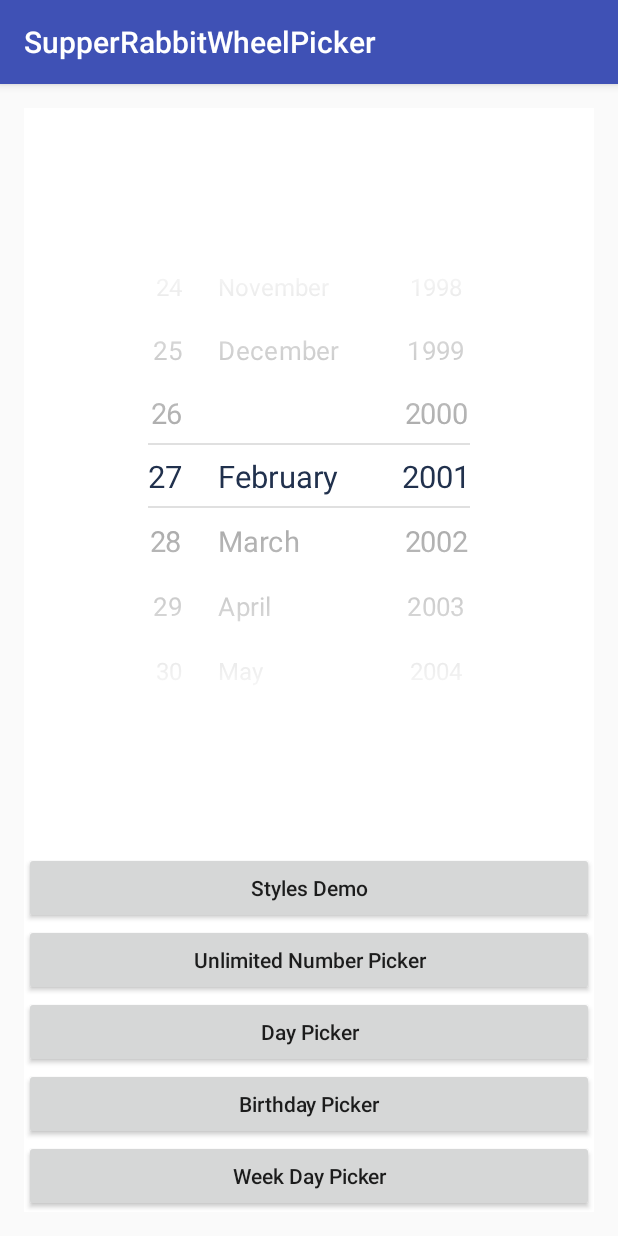
After one commit to SuperRabbitD/NumberPicker, an Android app: the fragment BirthdayPickerFragment placed in its activity, on a phone screen of 412 x 824 dp. The commit adds this screen. Run offline under Robolectric (Android 15) with nearby library versions, the phone set to English and light mode, and no system bars.

Commit message:
added birthday picker

```diff
--- a/demo/src/main/java/com/super_rabbit/demo/MainActivity.java
+++ b/demo/src/main/java/com/super_rabbit/demo/MainActivity.java
@@ -7,6 +7,7 @@ import androidx.appcompat.app.AppCompatActivity;
 import androidx.fragment.app.Fragment;
 import androidx.fragment.app.FragmentManager;
 import androidx.fragment.app.FragmentTransaction;
+import com.super_rabbit.demo.demo_fragments.BirthdayPickerFragment;
 import com.super_rabbit.demo.demo_fragments.DateAndTimePickerFragment;
 import com.super_rabbit.demo.demo_fragments.UnlimitedNumberPickerDemo;
 import com.super_rabbit.demo.demo_fragments.WeekDayPickerFragment;
@@ -36,6 +37,9 @@ public class MainActivity extends AppCompatActivity {
             case R.id.show_day_picker:
                 replaceFragment(DateAndTimePickerFragment.newInstance());
                 break;
+            case R.id.show_birthday_day_picker:
+                replaceFragment(BirthdayPickerFragment.newInstance());
+                break;
             default:
                 break;
         }
--- /dev/null
+++ b/demo/src/main/java/com/super_rabbit/demo/demo_fragments/BirthdayPickerFragment.kt
@@ -0,0 +1,113 @@
+package com.super_rabbit.demo.demo_fragments
+
+import android.os.Bundle
+import android.util.Log
+import android.view.LayoutInflater
+import android.view.View
+import android.view.ViewGroup
+import com.super_rabbit.demo.R
+import com.super_rabbit.demo.wheel_picker_adapters.DayAdapter
+import com.super_rabbit.demo.wheel_picker_adapters.MonthAdapter
+import com.super_rabbit.wheel_picker.OnValueChangeListener
+import com.super_rabbit.wheel_picker.WheelPicker
+import kotlinx.android.synthetic.main.fragment_birthday_picker.*
+import java.util.*
+
+class BirthdayPickerFragment : androidx.fragment.app.Fragment() {
+
+    val TAG = BirthdayPickerFragment::class.java.simpleName
+
+    override fun onCreateView(
+        inflater: LayoutInflater, container: ViewGroup?,
+        savedInstanceState: Bundle?
+    ): View? {
+        // Inflate the layout for this fragment
+        return inflater.inflate(R.layout.fragment_birthday_picker, container, false)
+    }
+
+    private val monthAdapter = MonthAdapter()
+    private var dayAdapter = DayAdapter()
+
+    override fun onViewCreated(view: View, savedInstanceState: Bundle?) {
+        super.onViewCreated(view, savedInstanceState)
+
+        day.setAdapter(dayAdapter)
+        month.setAdapter(monthAdapter)
+
+        val birthday = with(Calendar.getInstance()) {
+            Birthday(get(Calendar.DAY_OF_MONTH), get(Calendar.MONTH), get(Calendar.YEAR).minus(18))
+        }
+
+        day.scrollToValue(birthday.day.toString())
+        month.scrollToValue(monthAdapter.getValue(birthday.month))
+        year.scrollToValue(birthday.year.toString())
+
+
+        day.onValueChange { _, _, newValue ->
+            Log.v(TAG, "day=$newValue")
+        }
+
+        month.onValueChange { _, _, _ ->
+            clampDaysByMonth()
+        }
+
+        year.onValueChange { _, _, _ ->
+            clampDaysByMonth()
+        }
+    }
+
+    private fun clampDaysByMonth() {
+        val selectedDay = day.getCurrentItem()
+
+        val daysInMonth = GregorianCalendar(year.getCurrentItem().toInt(), monthAdapter.getPosition(month.getCurrentItem()), 1)
+            .getActualMaximum(Calendar.DAY_OF_MONTH)
+
+        dayAdapter = DayAdapter((1..daysInMonth).toMutableList())
+
+        day.setAdapter(dayAdapter)
+
+        var pos = dayAdapter.getPosition(selectedDay)
+        if (pos == -1)
+            pos = dayAdapter.getMaxIndex()
+
+        Log.v(TAG, "scroll to pos=$pos selectedDay=$selectedDay daysInMonth=$daysInMonth dayAdapter=${dayAdapter.getMaxIndex()}")
+
+        day.reset()
+        day.scrollTo(pos)
+    }
+
+    companion object {
+        @JvmStatic
+        fun newInstance() =
+            BirthdayPickerFragment().apply {
+                arguments = Bundle().apply {}
+            }
+    }
+}
+
+
+fun Int.clamp(min: Int, max: Int): Int {
+    if (this < min) return min
+    return if (this > max) max else this
+}
+
+data class Birthday(
+    val day: Int,
+    /**
+     * Note: starts at 1, e.g. January is 1, December is 12
+     */
+    val month: Int,
+    val year: Int
+)
+
+
+open class SimpleOnValueChangeListener : OnValueChangeListener {
+    override fun onValueChange(picker: WheelPicker, oldVal: String, newVal: String) {
+    }
+}
+
+inline fun WheelPicker.onValueChange(crossinline block: (picker: WheelPicker, oldValue: String, newValue: String) -> Unit) {
+    setOnValueChangedListener(object : SimpleOnValueChangeListener() {
+        override fun onValueChange(picker: WheelPicker, oldVal: String, newVal: String) = block(picker, oldVal, newVal)
+    })
+}
--- /dev/null
+++ b/demo/src/main/java/com/super_rabbit/demo/wheel_picker_adapters/DaysAdapter.kt
@@ -0,0 +1,22 @@
+package com.super_rabbit.demo.wheel_picker_adapters
+
+import com.super_rabbit.demo.demo_fragments.clamp
+import com.super_rabbit.wheel_picker.WheelAdapter
+
+class DayAdapter(val days: MutableList<Int> = mutableListOf()) : WheelAdapter {
+
+    init {
+        if (days.isEmpty())
+            days.addAll((1..31).toMutableList())
+    }
+
+    /* override */ fun getMaxIndex(): Int = days.size - 1
+
+    /* override */ fun getMinIndex(): Int = 0
+
+    override fun getPosition(vale: String): Int = days.indexOf(vale.toInt())
+
+    override fun getTextWithMaximumLength(): String = days.max().toString()
+
+    override fun getValue(position: Int): String = days[position.clamp(0, getMaxIndex())].toString()
+}
--- /dev/null
+++ b/demo/src/main/java/com/super_rabbit/demo/wheel_picker_adapters/MonthAdapter.kt
@@ -0,0 +1,20 @@
+package com.super_rabbit.demo.wheel_picker_adapters
+
+import com.super_rabbit.demo.demo_fragments.clamp
+import com.super_rabbit.wheel_picker.WheelAdapter
+import java.text.DateFormatSymbols
+
+class MonthAdapter : WheelAdapter {
+
+    private val months = DateFormatSymbols.getInstance().months
+
+    /* override */ fun getMaxIndex(): Int = months.size - 1
+
+    /* override */ fun getMinIndex(): Int = 0
+
+    override fun getValue(position: Int): String = months[position.clamp(0, getMaxIndex())]
+
+    override fun getPosition(vale: String): Int = months.indexOf(vale)
+
+    override fun getTextWithMaximumLength(): String = months.maxBy { it.length } ?: ""
+}
--- a/demo/src/main/res/layout/activity_main.xml
+++ b/demo/src/main/res/layout/activity_main.xml
@@ -5,6 +5,7 @@
     xmlns:tools="http://schemas.android.com/tools"
     android:layout_width="match_parent"
     android:layout_height="match_parent"
+    android:layout_margin="@dimen/activity_horizontal_margin"
     android:background="@color/color_1_white"
     android:orientation="vertical"
     tools:context="com.super_rabbit.demo.MainActivity">
@@ -43,6 +44,15 @@
         android:layout_height="wrap_content"
         android:onClick="onClick"
         android:text="Day Picker"
+        app:layout_constraintBottom_toTopOf="@id/show_birthday_day_picker"
+        app:layout_constraintLeft_toLeftOf="parent" />
+
+    <Button
+        android:id="@+id/show_birthday_day_picker"
+        android:layout_width="match_parent"
+        android:layout_height="wrap_content"
+        android:onClick="onClick"
+        android:text="Birthday Picker"
         app:layout_constraintBottom_toTopOf="@id/show_week_day_picker"
         app:layout_constraintLeft_toLeftOf="parent" />
 
--- /dev/null
+++ b/demo/src/main/res/layout/fragment_birthday_picker.xml
@@ -0,0 +1,93 @@
+<?xml version="1.0" encoding="utf-8"?>
+<androidx.constraintlayout.widget.ConstraintLayout
+    xmlns:android="http://schemas.android.com/apk/res/android"
+    xmlns:app="http://schemas.android.com/apk/res-auto"
+    android:id="@+id/dialogLayout"
+    android:layout_width="match_parent"
+    android:layout_height="wrap_content"
+    android:background="@android:color/white"
+    android:fitsSystemWindows="true">
+
+    <com.super_rabbit.wheel_picker.WheelPicker
+        android:id="@+id/day"
+        android:layout_width="wrap_content"
+        android:layout_height="300dp"
+        android:layout_centerInParent="true"
+        app:align="RIGHT"
+        app:fadingEdgeEnabled="true"
+        app:layout_constraintBottom_toBottomOf="parent"
+        app:layout_constraintEnd_toStartOf="@id/month"
+        app:layout_constraintHeight_percent=".3"
+        app:layout_constraintHorizontal_chainStyle="packed"
+        app:layout_constraintStart_toStartOf="parent"
+        app:max="31"
+        app:min="1"
+        app:selectedTextColor="@color/blue_color"
+        app:textColor="#A4A4A4"
+        app:textSize="16sp"
+        app:wheelItemCount="7"
+        app:wrapSelectorWheel="true" />
+
+    <com.super_rabbit.wheel_picker.WheelPicker
+        android:id="@+id/month"
+        android:layout_width="wrap_content"
+        android:layout_height="0dp"
+        android:layout_centerInParent="true"
+        android:layout_marginStart="24dp"
+        android:layout_marginEnd="24dp"
+        app:align="LEFT"
+        app:fadingEdgeEnabled="true"
+        app:layout_constraintBottom_toBottomOf="parent"
+        app:layout_constraintEnd_toStartOf="@id/year"
+        app:layout_constraintStart_toEndOf="@id/day"
+        app:layout_constraintTop_toTopOf="@id/day"
+        app:max="12"
+        app:min="1"
+        app:selectedTextColor="@color/blue_color"
+        app:textColor="#A4A4A4"
+        app:textSize="16sp"
+        app:wheelItemCount="7"
+        app:wrapSelectorWheel="true" />
+
+    <com.super_rabbit.wheel_picker.WheelPicker
+        android:id="@+id/year"
+        android:layout_width="wrap_content"
+        android:layout_height="0dp"
+        android:layout_centerInParent="true"
+        app:align="CENTER"
+        app:fadingEdgeEnabled="true"
+        app:layout_constraintBottom_toBottomOf="parent"
+        app:layout_constraintEnd_toEndOf="parent"
+        app:layout_constraintStart_toEndOf="@id/month"
+        app:layout_constraintTop_toTopOf="@id/day"
+        app:max="2019"
+        app:min="1919"
+        app:selectedTextColor="@color/blue_color"
+        app:textColor="#A4A4A4"
+        app:textSize="16sp"
+        app:wheelItemCount="7"
+        app:wrapSelectorWheel="true" />
+
+    <View
+        android:id="@+id/divider_1"
+        android:layout_width="0dp"
+        android:layout_height="1dp"
+        android:background="@color/picker_divider_color"
+        app:layout_constraintBottom_toBottomOf="parent"
+        app:layout_constraintEnd_toEndOf="parent"
+        app:layout_constraintStart_toStartOf="parent"
+        app:layout_constraintTop_toTopOf="@id/day"
+        app:layout_constraintVertical_bias="0.42" />
+
+    <View
+        android:id="@+id/divider_2"
+        android:layout_width="0dp"
+        android:layout_height="1dp"
+        android:background="@color/picker_divider_color"
+        app:layout_constraintBottom_toBottomOf="parent"
+        app:layout_constraintEnd_toEndOf="parent"
+        app:layout_constraintStart_toStartOf="parent"
+        app:layout_constraintTop_toTopOf="@id/day"
+        app:layout_constraintVertical_bias="0.56" />
+
+</androidx.constraintlayout.widget.ConstraintLayout>
--- a/demo/src/main/res/values/colors.xml
+++ b/demo/src/main/res/values/colors.xml
@@ -3,4 +3,11 @@
     <color name="colorPrimary">#3F51B5</color>
     <color name="colorPrimaryDark">#303F9F</color>
     <color name="colorAccent">#FF4081</color>
+
+
+    <color name="grey_color">#9B9B9B</color>
+    <color name="divider_color">#D8D8D8</color>
+    <color name="blue_color">#21314D</color>
+    <color name="picker_divider_color">#E0E0E0</color>
+
 </resources>
--- /dev/null
+++ b/demo/src/main/res/values/dimens.xml
@@ -0,0 +1,5 @@
+<?xml version="1.0" encoding="utf-8"?>
+<resources>
+    <dimen name="activity_horizontal_margin">16dp</dimen>
+    <dimen name="activity_vertical_margin">16dp</dimen>
+</resources>
--- a/demo/src/main/res/values/styles.xml
+++ b/demo/src/main/res/values/styles.xml
@@ -6,6 +6,7 @@
         <item name="colorPrimary">@color/colorPrimary</item>
         <item name="colorPrimaryDark">@color/colorPrimaryDark</item>
         <item name="colorAccent">@color/colorAccent</item>
+        <item name="android:textAllCaps">false</item>
     </style>
 
 </resources>
--- a/wheel_picker/src/main/java/com/super_rabbit/wheel_picker/WheelPicker.kt
+++ b/wheel_picker/src/main/java/com/super_rabbit/wheel_picker/WheelPicker.kt
@@ -670,7 +670,7 @@ class WheelPicker @JvmOverloads constructor(
         }
 
         if (adapter!!.getSize() != -1 && indexRangeBasedOnAdapterSize) {
-            mMaxIndex = adapter.getSize()
+            mMaxIndex = adapter.getSize() - 1
             mMinIndex = 0
         }
         invalidate()
@@ -777,4 +777,8 @@ class WheelPicker @JvmOverloads constructor(
         initializeSelectorWheel()
         requestLayout()
     }
+
+    fun getCurrentItem(): String {
+        return getValue(mCurSelectedItemIndex)
+    }
 }
```
